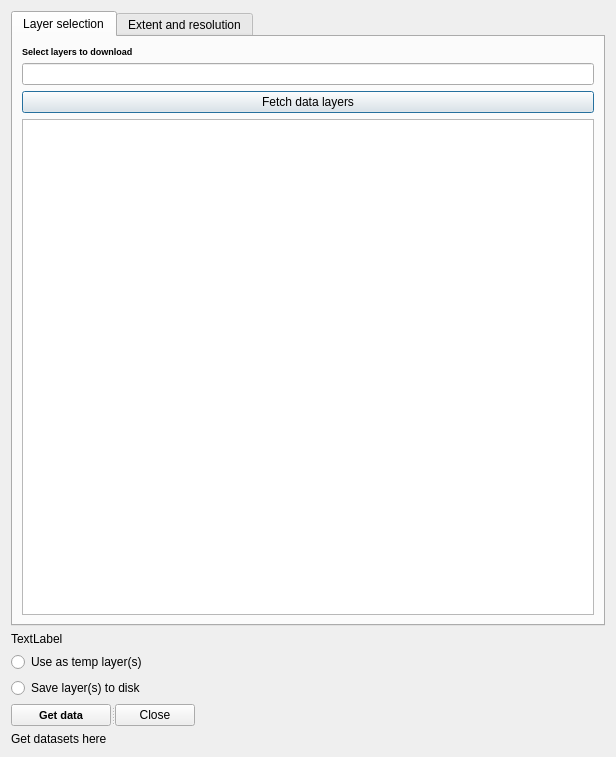
The window that geocubes_plugin_dialog_base.ui (geoportti/GeoCubes-Finland-QGIS-Plugin) describes before a commit, drawn with Qt 5.
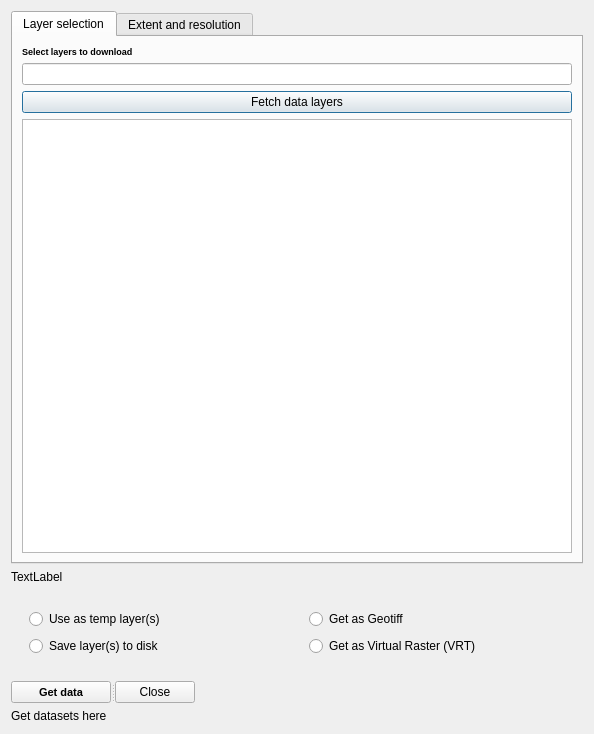
The same window after the commit. Custom widgets are drawn as their Qt base class.

Commit message: Option between geotiff and vrt files added. Cubes map selection improved

```diff
--- a/geocubes_plugin_dialog_base.ui
+++ b/geocubes_plugin_dialog_base.ui
@@ -6,8 +6,8 @@
    <rect>
     <x>0</x>
     <y>0</y>
-    <width>616</width>
-    <height>757</height>
+    <width>594</width>
+    <height>734</height>
    </rect>
   </property>
   <property name="windowTitle">
@@ -281,6 +281,30 @@
       </widget>
      </item>
      <item>
+      <widget class="QWidget" name="widget" native="true">
+       <property name="sizePolicy">
+        <sizepolicy hsizetype="Preferred" vsizetype="Minimum">
+         <horstretch>0</horstretch>
+         <verstretch>0</verstretch>
+        </sizepolicy>
+       </property>
+       <property name="minimumSize">
+        <size>
+         <width>0</width>
+         <height>85</height>
+        </size>
+       </property>
+       <layout class="QHBoxLayout" name="horizontalLayout">
+        <item>
+         <widget class="QWidget" name="widget_3" native="true">
+          <property name="minimumSize">
+           <size>
+            <width>0</width>
+            <height>0</height>
+           </size>
+          </property>
+          <layout class="QVBoxLayout" name="verticalLayout_7">
+           <item>
       <widget class="QRadioButton" name="saveToTempButton">
        <property name="text">
         <string>Use as temp layer(s)</string>
@@ -292,6 +316,44 @@
        <property name="text">
         <string>Save layer(s) to disk</string>
        </property>
+            </widget>
+           </item>
+          </layout>
+         </widget>
+        </item>
+        <item>
+         <widget class="QWidget" name="widget_2" native="true">
+          <property name="minimumSize">
+           <size>
+            <width>0</width>
+            <height>0</height>
+           </size>
+          </property>
+          <layout class="QVBoxLayout" name="verticalLayout_6">
+           <item>
+            <widget class="QRadioButton" name="gtiffRadioButton">
+             <property name="minimumSize">
+              <size>
+               <width>0</width>
+               <height>0</height>
+              </size>
+             </property>
+             <property name="text">
+              <string>Get as Geotiff</string>
+             </property>
+            </widget>
+           </item>
+           <item>
+            <widget class="QRadioButton" name="vrtRadioButton">
+             <property name="text">
+              <string>Get as Virtual Raster (VRT)</string>
+             </property>
+            </widget>
+           </item>
+          </layout>
+         </widget>
+        </item>
+       </layout>
       </widget>
      </item>
      <item>
```
Lines whose indentation alone changed are shown as unchanged. The commit also changes 2 other files.
